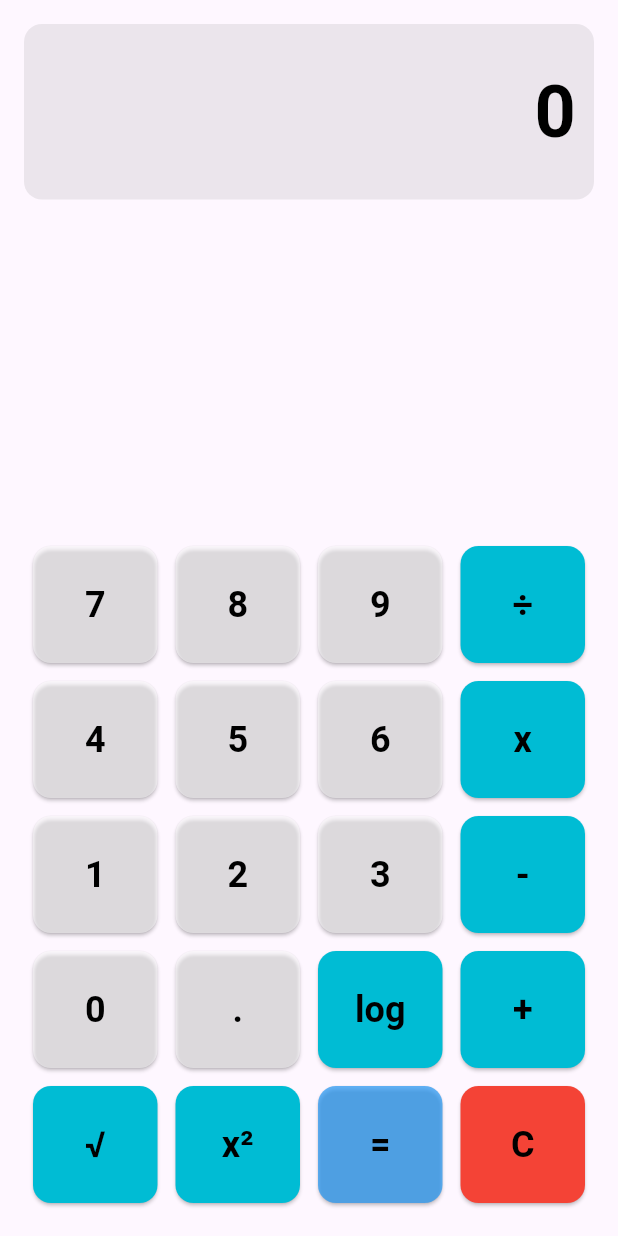
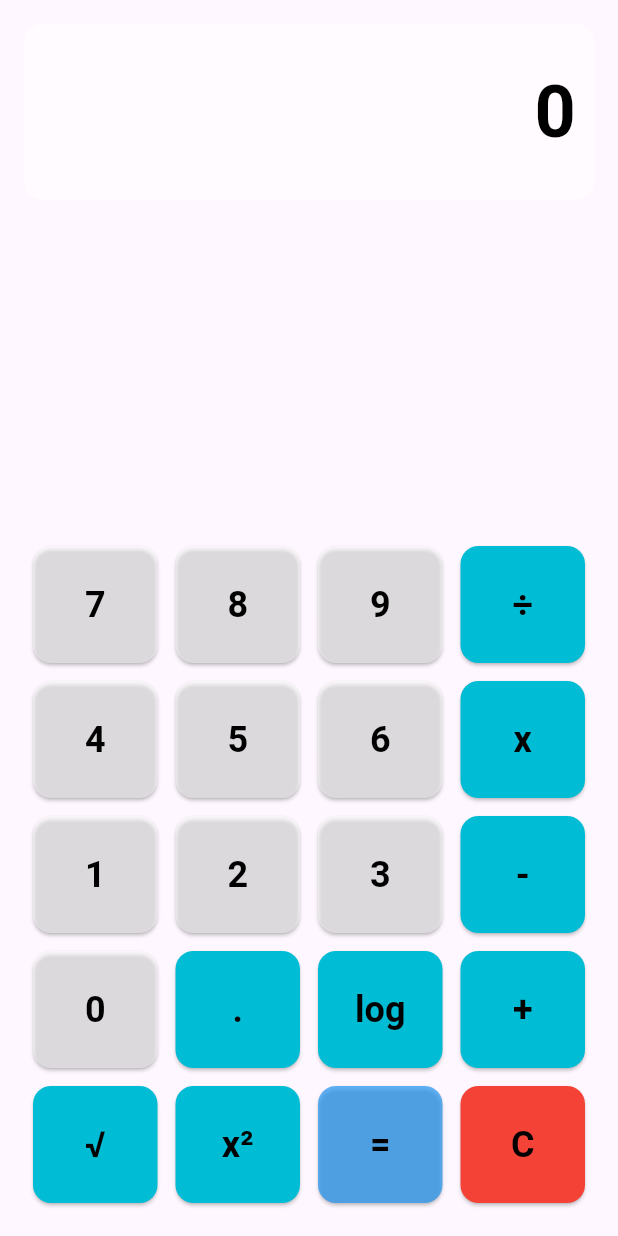
Before and after one commit to Sanikhsan12/uts_app_mobile, a Flutter app: the CalculatorPage widget shown alone on an empty page, opened directly, on a phone screen of 412 x 824 dp. Run offline on Flutter 3.47's test engine with Material 3 defaults, Android fonts, the light colour scheme and no system bars; our stand-ins replace crystal_navigation_bar, flutter_dotenv; network calls fail.

Commit message:
updating calculator page

```diff
--- a/lib/pages/calculator_page.dart
+++ b/lib/pages/calculator_page.dart
@@ -60,7 +60,7 @@ class _CalculatorPageState extends State<CalculatorPage> {
                 const EdgeInsets.symmetric(vertical: 24.0, horizontal: 12.0),
             margin: const EdgeInsets.only(bottom: 15.0),
             decoration: BoxDecoration(
-              color: Colors.grey.withOpacity(0.2),
+              color: Colors.white.withOpacity(0.5),
               borderRadius: BorderRadius.circular(12.0),
             ),
 
@@ -108,7 +108,7 @@ class _CalculatorPageState extends State<CalculatorPage> {
               Row(
                 children: [
                   buidlButton("0"),
-                  buidlButton("."),
+                  buidlButton(".", color: Colors.cyan),
                   buidlButton("log", color: Colors.cyan),
                   buidlButton("+", color: Colors.cyan),
                 ],
```
